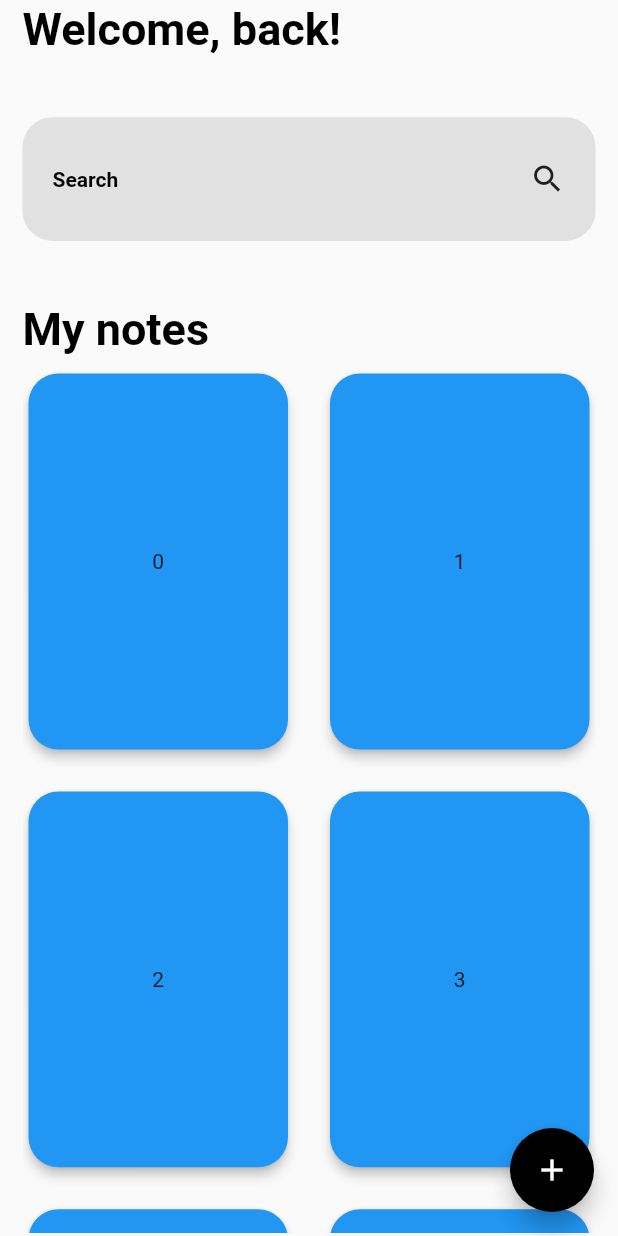
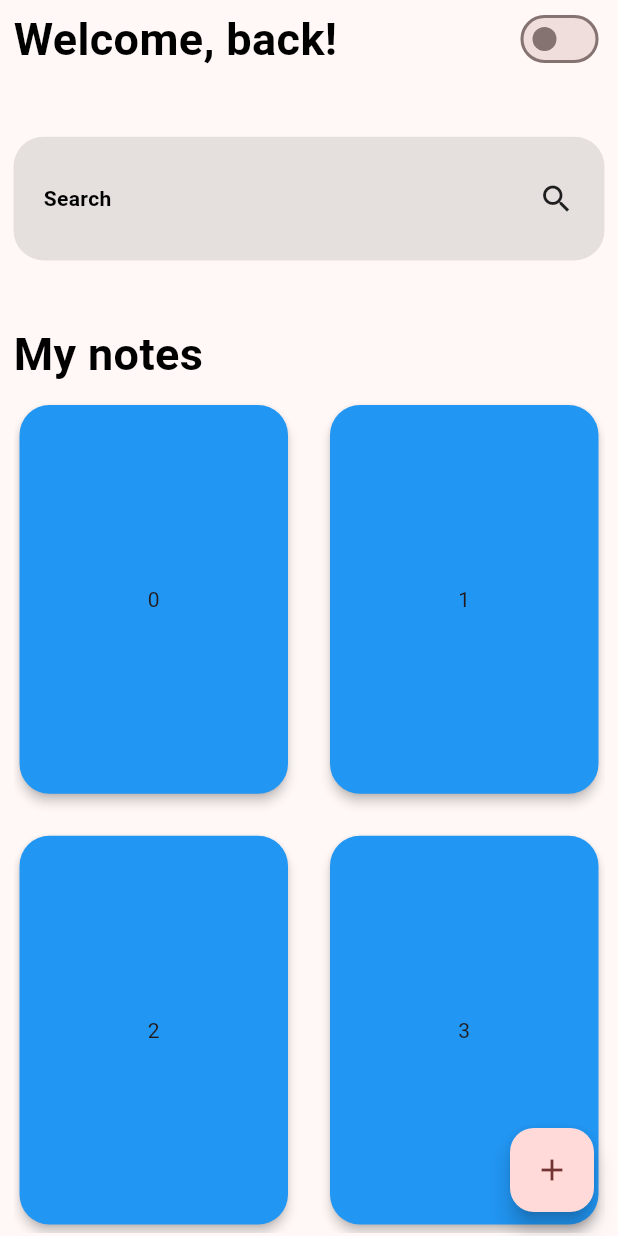
Before and after one commit to fagnerdossantos/notes, a Flutter app: the screen it shows after launch, on a phone screen of 412 x 824 dp. Run offline on Flutter 3.47's test engine with Material 2 defaults, Android fonts, the phone set to English and light mode, and no system bars; statements that could not run were skipped.

Commit message:
Materia 3
Theme Switch and Material 3 added.

```diff
--- a/lib/src/app_widget.dart
+++ b/lib/src/app_widget.dart
@@ -1,14 +1,45 @@
 import 'package:flutter/material.dart';
+import 'package:notes/src/database/notes_db.dart';
+import 'package:notes/src/global/theme_switch.dart';
 import 'package:notes/src/home/pages/home_page.dart';
+import 'package:notes/src/notes/pages/note_page.dart';
+import 'package:provider/provider.dart';
 
 class AppWidget extends StatelessWidget {
   const AppWidget({super.key});
 
   @override
   Widget build(BuildContext context) {
-    return const MaterialApp(
-      home: HomePage(),
-      debugShowCheckedModeBanner: false,
+    return MultiProvider(
+      // Providers
+      providers: [
+        ChangeNotifierProvider(create: (context) => Database()),
+      ],
+
+      // Notifier to change APP Theme
+      child: ChangeNotifierProvider(
+        // Consumer
+        create: ((_) => ThemeSwitch()),
+
+        child: Consumer<ThemeSwitch>(
+          builder: ((context, value, child) {
+            return MaterialApp(
+              // Routs
+              initialRoute: "/",
+
+              routes: {
+                "/": (_) => const HomePage(),
+                "/note": (_) => const NotePage()
+              },
+
+              // Theme
+              theme: value.theme,
+
+              debugShowCheckedModeBanner: false,
+            );
+          }),
+        ),
+      ),
     );
   }
 }
--- /dev/null
+++ b/lib/src/global/theme_switch.dart
@@ -0,0 +1,28 @@
+import 'package:flutter/material.dart';
+
+class ThemeSwitch extends ChangeNotifier {
+  ThemeSwitch.instance_();
+
+  bool isDark = false;
+
+  ThemeData get theme => isDark ? _dark : _light;
+
+  final ThemeData _light = ThemeData(
+    brightness: Brightness.light,
+    useMaterial3: true,
+    colorSchemeSeed: const Color.fromRGBO(255, 15, 53, 1),
+  );
+
+  final ThemeData _dark = ThemeData(
+    brightness: Brightness.dark,
+    useMaterial3: true,
+    colorSchemeSeed: const Color.fromRGBO(43, 158, 179, 1),
+  );
+
+  void toggle() {
+    isDark = !isDark;
+    notifyListeners();
+  }
+
+  factory ThemeSwitch() => ThemeSwitch.instance_();
+}
--- a/lib/src/home/pages/home_page.dart
+++ b/lib/src/home/pages/home_page.dart
@@ -1,17 +1,22 @@
 import 'package:flutter/material.dart';
+import 'package:notes/src/global/theme_switch.dart';
 import 'package:notes/src/home/components/home_labels_component.dart';
 import 'package:notes/src/notes/components/add_note_sheet_component.dart';
 import 'package:notes/src/notes/components/notes_builder_component.dart';
 import 'package:notes/src/notes/components/search_component.dart';
+import 'package:provider/provider.dart';
 
 class HomePage extends StatelessWidget {
   const HomePage({super.key});
 
   @override
   Widget build(BuildContext context) {
+    // Screen Size
     final Size size = MediaQuery.of(context).size;
+    final double height = size.height;
 
-    final double height = size.height;
+    // Theme Controller
+    final controller = context.watch<ThemeSwitch>();
 
     return Scaffold(
       // App Body
@@ -19,15 +24,28 @@ class HomePage extends StatelessWidget {
         child: Padding(
           padding: const EdgeInsets.symmetric(
             vertical: 2,
-            horizontal: 15,
+            horizontal: 9,
           ),
 
           // Content
           child: Column(
             crossAxisAlignment: CrossAxisAlignment.start,
             children: [
-              // Welcoming label
-              const HomeLabels(label: "Welcome, back!"),
+              // Welcoming label and Theme Switch
+              Row(
+                // Alignment
+                mainAxisAlignment: MainAxisAlignment.spaceBetween,
+                children: [
+                  // Label
+                  const HomeLabels(label: "Welcome, back!"),
+
+                  // Theme Switch
+                  Switch(
+                    value: controller.isDark,
+                    onChanged: (_) => controller.toggle(),
+                  ),
+                ],
+              ),
 
               verticalSpace(
                 height: height * .05,
@@ -61,9 +79,6 @@ class HomePage extends StatelessWidget {
           size: size,
         ),
 
-        // Color
-        backgroundColor: Colors.black,
-
         // Icon
         child: const Icon(Icons.add),
       ),
```
